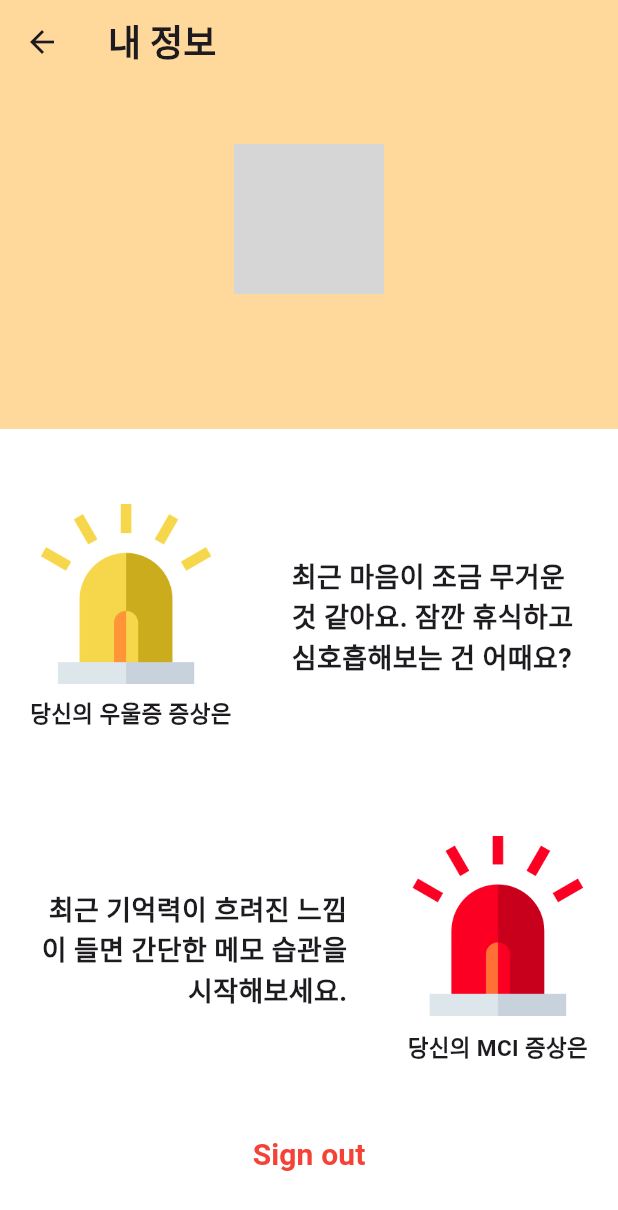
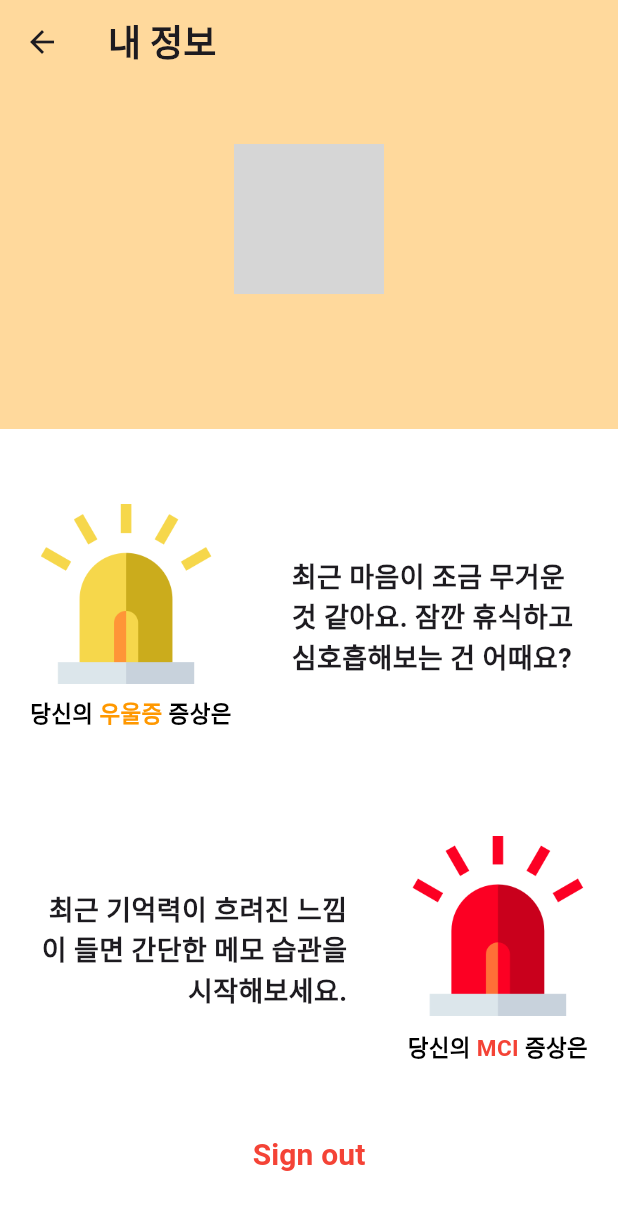
Before and after one commit to kimhamyong/minibuddy, a Flutter app: the ProfileScreen screen opened directly, on a phone screen of 412 x 824 dp. Shown: the top 1210 px of the screen. Run offline on Flutter 3.47's test engine with Material 3 defaults, Android fonts, the light colour scheme and no system bars; our stand-ins replace google_sign_in, supabase_flutter; accounts and stored records are empty; network calls fail; Roboto replaces fonts that are missing (Pretendard); grey boxes are pictures that could not be loaded.

Commit message:
[feat] profile scrren ui with highlighted text for depression/mci

```diff
--- a/lib/screens/profile_screen.dart
+++ b/lib/screens/profile_screen.dart
@@ -14,11 +14,11 @@ class ProfileScreen extends StatelessWidget {
     return Scaffold(
       backgroundColor: Colors.white,
       appBar: AppBar(
-        backgroundColor: const Color(0xFFFFD99C), // 상단바 노란색 배경
+        backgroundColor: const Color(0xFFFFD99C),
         title: const Text(
           '내 정보',
           style: TextStyle(
-            fontFamily: 'Pretendard', // "내 정보" 글씨체 설정
+            fontFamily: 'Pretendard',
             fontWeight: FontWeight.bold,
             fontSize: 24,
           ),
@@ -28,13 +28,12 @@ class ProfileScreen extends StatelessWidget {
         children: [
           // 상단 프로필 영역
           Container(
-            color: const Color(0xFFFFD99C), // 연한 노란색 배경
+            color: const Color(0xFFFFD99C),
             width: double.infinity,
             padding: const EdgeInsets.symmetric(vertical: 40.0),
             child: Column(
               mainAxisAlignment: MainAxisAlignment.center,
               children: [
-                // 프로필 이미지 (없을 경우 기본 아이콘 표시)
                 if (profileImageUrl != null)
                   ClipOval(
                     child: Image.network(
@@ -55,7 +54,6 @@ class ProfileScreen extends StatelessWidget {
                     ),
                   ),
                 const SizedBox(height: 16),
-                // 사용자 이름
                 Text(
                   fullName,
                   style: const TextStyle(
@@ -68,26 +66,39 @@ class ProfileScreen extends StatelessWidget {
             ),
           ),
           const SizedBox(height: 50),
-          // 경고 메시지 및 불빛 아이콘
+          // 첫 번째 경고 메시지 및 불빛 아이콘
           Padding(
             padding: const EdgeInsets.symmetric(horizontal: 20.0),
             child: Row(
-              crossAxisAlignment: CrossAxisAlignment.center, // 가운데 정렬
+              crossAxisAlignment: CrossAxisAlignment.center,
               children: [
                 Column(
                   children: [
                     Image.asset(
-                      'assets/profile/yellow.png', // 경고 이미지 경로 (노란색)
-                      width: 120, // 아이콘 크기를 100으로 확대
+                      'assets/profile/yellow.png',
+                      width: 120,
                       height: 120,
                     ),
                     const SizedBox(height: 8),
-                    const Text(
-                      '당신의 우울증 증상은',
-                      style: TextStyle(
+                    // "당신의 우울증 증상은" 텍스트
+                    Text.rich(
+                      TextSpan(
+                        text: '당신의 ',
+                        style: const TextStyle(
                           fontSize: 15,
                           fontFamily: 'Pretendard',
                           fontWeight: FontWeight.bold,
+                          color: Colors.black,
+                        ),
+                        children: [
+                          TextSpan(
+                            text: '우울증',
+                            style: const TextStyle(
+                              color: Colors.orange, // 우울증 텍스트 색상 변경
+                            ),
+                          ),
+                          const TextSpan(text: ' 증상은'),
+                        ],
                       ),
                     ),
                   ],
@@ -110,11 +121,11 @@ class ProfileScreen extends StatelessWidget {
             ),
           ),
           const SizedBox(height: 70),
-          // 경고 메시지 및 불빛 아이콘
+          // 두 번째 경고 메시지 및 불빛 아이콘
           Padding(
             padding: const EdgeInsets.symmetric(horizontal: 20.0),
             child: Row(
-              crossAxisAlignment: CrossAxisAlignment.center, // 가운데 정렬
+              crossAxisAlignment: CrossAxisAlignment.center,
               children: [
                 Expanded(
                   child: Align(
@@ -134,17 +145,30 @@ class ProfileScreen extends StatelessWidget {
                 Column(
                   children: [
                     Image.asset(
-                      'assets/profile/red.png', // 경고 이미지 경로 (빨간색)
-                      width: 120, // 아이콘 크기를 100으로 확대
+                      'assets/profile/red.png',
+                      width: 120,
                       height: 120,
                     ),
                     const SizedBox(height: 10),
-                    const Text(
-                      '당신의 MCI 증상은',
-                      style: TextStyle(
+                    // "당신의 MCI 증상은" 텍스트
+                    Text.rich(
+                      TextSpan(
+                        text: '당신의 ',
+                        style: const TextStyle(
                           fontSize: 15,
                           fontFamily: 'Pretendard',
                           fontWeight: FontWeight.bold,
+                          color: Colors.black,
+                        ),
+                        children: [
+                          TextSpan(
+                            text: 'MCI',
+                            style: const TextStyle(
+                              color: Colors.red, // MCI 텍스트 색상 변경
+                            ),
+                          ),
+                          const TextSpan(text: ' 증상은'),
+                        ],
                       ),
                     ),
                   ],
@@ -152,8 +176,7 @@ class ProfileScreen extends StatelessWidget {
               ],
             ),
           ),
-          const Spacer(), // 빈 공간을 추가하여 Sign out 버튼을 하단에 위치
-          // 하단부에 Sign out 버튼 추가
+          const Spacer(),
           Padding(
             padding: const EdgeInsets.only(bottom: 30.0),
             child: TextButton(
```
Lines whose indentation alone changed are shown as unchanged.
